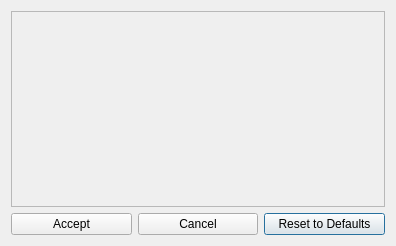
Qt form randovania/gui/ui_files/am2r_cosmetic_patches_dialog.ui (randovania/randovania) before a commit.
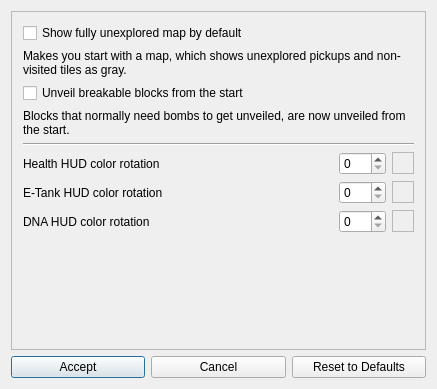
The same form after that commit.

Commit message: AM2R: Implement cosmetic options

```diff
--- a/randovania/gui/ui_files/am2r_cosmetic_patches_dialog.ui
+++ b/randovania/gui/ui_files/am2r_cosmetic_patches_dialog.ui
@@ -6,21 +6,14 @@
    <rect>
     <x>0</x>
     <y>0</y>
-    <width>396</width>
-    <height>246</height>
+    <width>437</width>
+    <height>389</height>
    </rect>
   </property>
   <property name="windowTitle">
-   <string>Blank Game - Cosmetic Options</string>
+   <string>AM2R - Cosmetic Options</string>
   </property>
   <layout class="QGridLayout" name="gridLayout">
-   <item row="2" column="2">
-    <widget class="QPushButton" name="reset_button">
-     <property name="text">
-      <string>Reset to Defaults</string>
-     </property>
-    </widget>
-   </item>
    <item row="2" column="0">
     <widget class="QPushButton" name="accept_button">
      <property name="text">
@@ -28,6 +21,13 @@
      </property>
     </widget>
    </item>
+   <item row="2" column="2">
+    <widget class="QPushButton" name="reset_button">
+     <property name="text">
+      <string>Reset to Defaults</string>
+     </property>
+    </widget>
+   </item>
    <item row="2" column="1">
     <widget class="QPushButton" name="cancel_button">
      <property name="text">
@@ -45,11 +45,190 @@
        <rect>
         <x>0</x>
         <y>0</y>
-        <width>380</width>
-        <height>190</height>
+        <width>421</width>
+        <height>333</height>
        </rect>
       </property>
       <layout class="QVBoxLayout" name="verticalLayout">
+       <item>
+        <widget class="QCheckBox" name="show_unexplored_map_check">
+         <property name="text">
+          <string>Show fully unexplored map by default</string>
+         </property>
+        </widget>
+       </item>
+       <item>
+        <widget class="QLabel" name="show_unexplored_map_label">
+         <property name="text">
+          <string>Makes you start with a map, which shows unexplored pickups and non-visited tiles as gray.</string>
+         </property>
+         <property name="wordWrap">
+          <bool>true</bool>
+         </property>
+        </widget>
+       </item>
+       <item>
+        <widget class="QCheckBox" name="unveiled_blocks_check">
+         <property name="text">
+          <string>Unveil breakable blocks from the start</string>
+         </property>
+        </widget>
+       </item>
+       <item>
+        <widget class="QLabel" name="unveiled_blocks_label">
+         <property name="text">
+          <string>Blocks that normally need bombs to get unveiled, are now unveiled from the start.</string>
+         </property>
+         <property name="wordWrap">
+          <bool>true</bool>
+         </property>
+        </widget>
+       </item>
+       <item>
+        <widget class="Line" name="line">
+         <property name="orientation">
+          <enum>Qt::Horizontal</enum>
+         </property>
+        </widget>
+       </item>
+       <item>
+        <layout class="QHBoxLayout" name="health_rotation_layout">
+         <item>
+          <widget class="QLabel" name="custom_health_rotation_label">
+           <property name="text">
+            <string>Health HUD color rotation</string>
+           </property>
+          </widget>
+         </item>
+         <item>
+          <widget class="QSpinBox" name="custom_health_rotation_field">
+           <property name="sizePolicy">
+            <sizepolicy hsizetype="Maximum" vsizetype="Fixed">
+             <horstretch>0</horstretch>
+             <verstretch>0</verstretch>
+            </sizepolicy>
+           </property>
+           <property name="maximum">
+            <number>360</number>
+           </property>
+          </widget>
+         </item>
+         <item>
+          <widget class="QFrame" name="custom_health_rotation_square">
+           <property name="sizePolicy">
+            <sizepolicy hsizetype="Fixed" vsizetype="Fixed">
+             <horstretch>0</horstretch>
+             <verstretch>0</verstretch>
+            </sizepolicy>
+           </property>
+           <property name="minimumSize">
+            <size>
+             <width>22</width>
+             <height>22</height>
+            </size>
+           </property>
+           <property name="frameShape">
+            <enum>QFrame::StyledPanel</enum>
+           </property>
+           <property name="frameShadow">
+            <enum>QFrame::Raised</enum>
+           </property>
+          </widget>
+         </item>
+        </layout>
+       </item>
+       <item>
+        <layout class="QHBoxLayout" name="etank_rotation_layout">
+         <item>
+          <widget class="QLabel" name="custom_etank_rotation_label">
+           <property name="text">
+            <string>E-Tank HUD color rotation</string>
+           </property>
+          </widget>
+         </item>
+         <item>
+          <widget class="QSpinBox" name="custom_etank_rotation_field">
+           <property name="sizePolicy">
+            <sizepolicy hsizetype="Maximum" vsizetype="Fixed">
+             <horstretch>0</horstretch>
+             <verstretch>0</verstretch>
+            </sizepolicy>
+           </property>
+           <property name="maximum">
+            <number>360</number>
+           </property>
+          </widget>
+         </item>
+         <item>
+          <widget class="QFrame" name="custom_etank_rotation_square">
+           <property name="sizePolicy">
+            <sizepolicy hsizetype="Fixed" vsizetype="Fixed">
+             <horstretch>0</horstretch>
+             <verstretch>0</verstretch>
+            </sizepolicy>
+           </property>
+           <property name="minimumSize">
+            <size>
+             <width>22</width>
+             <height>22</height>
+            </size>
+           </property>
+           <property name="frameShape">
+            <enum>QFrame::StyledPanel</enum>
+           </property>
+           <property name="frameShadow">
+            <enum>QFrame::Raised</enum>
+           </property>
+          </widget>
+         </item>
+        </layout>
+       </item>
+       <item>
+        <layout class="QHBoxLayout" name="dna_rotation_layout">
+         <item>
+          <widget class="QLabel" name="custom_dna_rotation_label">
+           <property name="text">
+            <string>DNA HUD color rotation</string>
+           </property>
+          </widget>
+         </item>
+         <item>
+          <widget class="QSpinBox" name="custom_dna_rotation_field">
+           <property name="sizePolicy">
+            <sizepolicy hsizetype="Maximum" vsizetype="Fixed">
+             <horstretch>0</horstretch>
+             <verstretch>0</verstretch>
+            </sizepolicy>
+           </property>
+           <property name="maximum">
+            <number>360</number>
+           </property>
+          </widget>
+         </item>
+         <item>
+          <widget class="QFrame" name="custom_dna_rotation_square">
+           <property name="sizePolicy">
+            <sizepolicy hsizetype="Fixed" vsizetype="Fixed">
+             <horstretch>0</horstretch>
+             <verstretch>0</verstretch>
+            </sizepolicy>
+           </property>
+           <property name="minimumSize">
+            <size>
+             <width>22</width>
+             <height>22</height>
+            </size>
+           </property>
+           <property name="frameShape">
+            <enum>QFrame::StyledPanel</enum>
+           </property>
+           <property name="frameShadow">
+            <enum>QFrame::Raised</enum>
+           </property>
+          </widget>
+         </item>
+        </layout>
+       </item>
        <item>
         <spacer name="verticalSpacer">
          <property name="orientation">
```
The commit also changes 2 other files.
